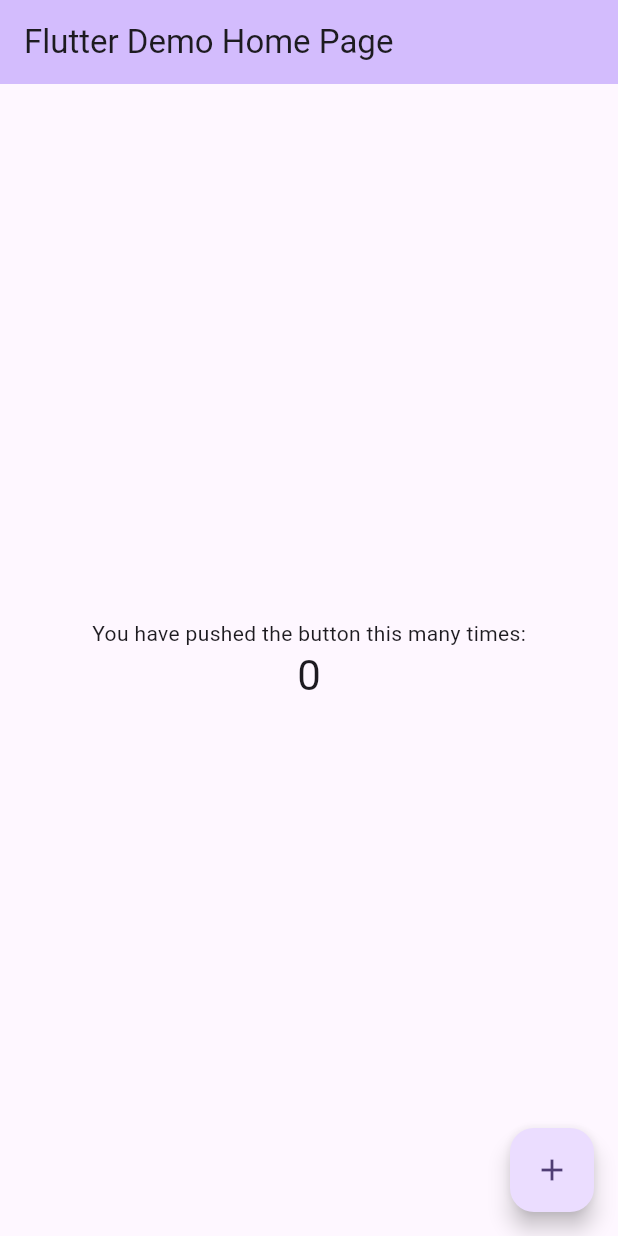
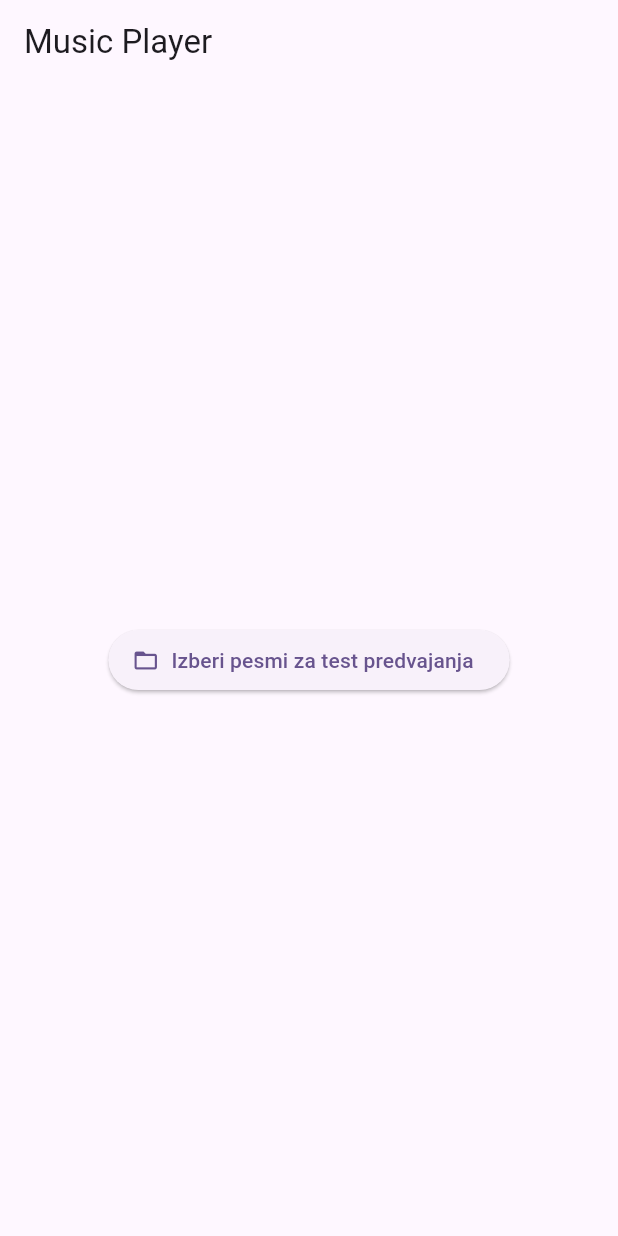
Before and after one commit to AZKpK/music-player, a Flutter app: the screen it shows after launch, on a phone screen of 412 x 824 dp. Run offline on Flutter 3.47's test engine with Material 3 defaults, Android fonts, the phone set to English and light mode, and no system bars; our stand-ins replace audio_service, file_picker, flutter_riverpod, just_audio.

Commit message:
Faza 2: core player MVP (just_audio + audio_service)
- Song model (core/models/song.dart)
- AudioPlayerHandler: ovija just_audio, izpostavljen preko audio_service
  za background playback in lock-screen/notification kontrole
  (play/pause/next/prev, queue, shuffle, repeat)
- Riverpod providers za dostop do handlerja/mediaItem/playbackState/queue
- PlayerScreen: osnovni now-playing UI z queue prikazom
- LibraryTestScreen: začasen file-picker zaslon za ročno testiranje
  predvajanja lokalnih datotek, dokler faza 3 ne doda pravega
  library scanninga
- Android setup: AudioServiceActivity, foreground service + receiver v
  manifestu, potrebna dovoljenja (WAKE_LOCK, FOREGROUND_SERVICE*,
  READ_MEDIA_AUDIO)
- on_audio_query začasno odstranjen iz pubspec - ni kompatibilen z
  novejšim AGP (manjka namespace), rešiti v fazi 3
- Popravljen pokvarjen NDK v lokalnem Android SDK, dodan android/build
  v .gitignore
- Preverjeno: flutter analyze / flutter test / flutter build apk --debug
  vsi prehajajo

Co-Authored-By: Claude Sonnet 5 <noreply@anthropic.com>

```diff
--- /dev/null
+++ b/lib/core/models/song.dart
@@ -0,0 +1,27 @@
+/// Predstavlja eno pesem v knjižnici, ne glede na to ali je vir
+/// lokalna datoteka na napravi ali kasneje prenesena preko downloads feature-ja.
+class Song {
+  const Song({
+    required this.id,
+    required this.title,
+    required this.artist,
+    required this.album,
+    required this.filePath,
+    this.duration,
+    this.artUri,
+  });
+
+  final String id;
+  final String title;
+  final String artist;
+  final String album;
+  final String filePath;
+  final Duration? duration;
+  final Uri? artUri;
+
+  @override
+  bool operator ==(Object other) => other is Song && other.id == id;
+
+  @override
+  int get hashCode => id.hashCode;
+}
--- /dev/null
+++ b/lib/features/library/library_test_screen.dart
@@ -0,0 +1,58 @@
+import 'package:file_picker/file_picker.dart';
+import 'package:flutter/material.dart';
+import 'package:flutter_riverpod/flutter_riverpod.dart';
+import 'package:path/path.dart' as p;
+
+import '../../core/models/song.dart';
+import '../../core/services/audio_player_providers.dart';
+import '../player/player_screen.dart';
+
+/// Začasen zaslon za fazo 2 (core player MVP): omogoča ročno izbiro
+/// lokalnih audio datotek za testiranje predvajalnika, dokler faza 3
+/// ne doda pravega library scanning-a preko `on_audio_query`.
+class LibraryTestScreen extends ConsumerWidget {
+  const LibraryTestScreen({super.key});
+
+  @override
+  Widget build(BuildContext context, WidgetRef ref) {
+    return Scaffold(
+      appBar: AppBar(title: const Text('Music Player')),
+      body: Center(
+        child: ElevatedButton.icon(
+          icon: const Icon(Icons.folder_open),
+          label: const Text('Izberi pesmi za test predvajanja'),
+          onPressed: () => _pickAndPlay(context, ref),
+        ),
+      ),
+    );
+  }
+
+  Future<void> _pickAndPlay(BuildContext context, WidgetRef ref) async {
+    final result = await FilePicker.platform.pickFiles(
+      type: FileType.audio,
+      allowMultiple: true,
+    );
+    if (result == null || result.files.isEmpty) return;
+
+    final songs = result.files
+        .where((f) => f.path != null)
+        .map((f) => Song(
+              id: f.path!,
+              title: p.basenameWithoutExtension(f.path!),
+              artist: 'Neznan izvajalec',
+              album: 'Neznan album',
+              filePath: f.path!,
+            ))
+        .toList();
+
+    if (songs.isEmpty || !context.mounted) return;
+
+    await ref.read(audioHandlerProvider).loadQueue(songs);
+    await ref.read(audioHandlerProvider).play();
+
+    if (!context.mounted) return;
+    Navigator.of(context).push(
+      MaterialPageRoute(builder: (_) => const PlayerScreen()),
+    );
+  }
+}
--- a/lib/main.dart
+++ b/lib/main.dart
@@ -1,122 +1,36 @@
 import 'package:flutter/material.dart';
+import 'package:flutter_riverpod/flutter_riverpod.dart';
 
-void main() {
-  runApp(const MyApp());
+import 'core/services/audio_player_providers.dart';
+import 'core/services/audio_player_service.dart';
+import 'features/library/library_test_screen.dart';
+
+void main() async {
+  WidgetsFlutterBinding.ensureInitialized();
+  final audioHandler = await initAudioService();
+
+  runApp(
+    ProviderScope(
+      overrides: [
+        audioHandlerProvider.overrideWithValue(audioHandler),
+      ],
+      child: const MusicPlayerApp(),
+    ),
+  );
 }
 
-class MyApp extends StatelessWidget {
-  const MyApp({super.key});
+class MusicPlayerApp extends StatelessWidget {
+  const MusicPlayerApp({super.key});
 
-  // This widget is the root of your application.
   @override
   Widget build(BuildContext context) {
     return MaterialApp(
-      title: 'Flutter Demo',
+      title: 'Music Player',
       theme: ThemeData(
-        // This is the theme of your application.
-        //
-        // TRY THIS: Try running your application with "flutter run". You'll see
-        // the application has a purple toolbar. Then, without quitting the app,
-        // try changing the seedColor in the colorScheme below to Colors.green
-        // and then invoke "hot reload" (save your changes or press the "hot
-        // reload" button in a Flutter-supported IDE, or press "r" if you used
-        // the command line to start the app).
-        //
-        // Notice that the counter didn't reset back to zero; the application
-        // state is not lost during the reload. To reset the state, use hot
-        // restart instead.
-        //
-        // This works for code too, not just values: Most code changes can be
-        // tested with just a hot reload.
         colorScheme: ColorScheme.fromSeed(seedColor: Colors.deepPurple),
+        useMaterial3: true,
       ),
-      home: const MyHomePage(title: 'Flutter Demo Home Page'),
+      home: const LibraryTestScreen(),
     );
   }
 }
-
-class MyHomePage extends StatefulWidget {
-  const MyHomePage({super.key, required this.title});
-
-  // This widget is the home page of your application. It is stateful, meaning
-  // that it has a State object (defined below) that contains fields that affect
-  // how it looks.
-
-  // This class is the configuration for the state. It holds the values (in this
-  // case the title) provided by the parent (in this case the App widget) and
-  // used by the build method of the State. Fields in a Widget subclass are
-  // always marked "final".
-
-  final String title;
-
-  @override
-  State<MyHomePage> createState() => _MyHomePageState();
-}
-
-class _MyHomePageState extends State<MyHomePage> {
-  int _counter = 0;
-
-  void _incrementCounter() {
-    setState(() {
-      // This call to setState tells the Flutter framework that something has
-      // changed in this State, which causes it to rerun the build method below
-      // so that the display can reflect the updated values. If we changed
-      // _counter without calling setState(), then the build method would not be
-      // called again, and so nothing would appear to happen.
-      _counter++;
-    });
-  }
-
-  @override
-  Widget build(BuildContext context) {
-    // This method is rerun every time setState is called, for instance as done
-    // by the _incrementCounter method above.
-    //
-    // The Flutter framework has been optimized to make rerunning build methods
-    // fast, so that you can just rebuild anything that needs updating rather
-    // than having to individually change instances of widgets.
-    return Scaffold(
-      appBar: AppBar(
-        // TRY THIS: Try changing the color here to a specific color (to
-        // Colors.amber, perhaps?) and trigger a hot reload to see the AppBar
-        // change color while the other colors stay the same.
-        backgroundColor: Theme.of(context).colorScheme.inversePrimary,
-        // Here we take the value from the MyHomePage object that was created by
-        // the App.build method, and use it to set our appbar title.
-        title: Text(widget.title),
-      ),
-      body: Center(
-        // Center is a layout widget. It takes a single child and positions it
-        // in the middle of the parent.
-        child: Column(
-          // Column is also a layout widget. It takes a list of children and
-          // arranges them vertically. By default, it sizes itself to fit its
-          // children horizontally, and tries to be as tall as its parent.
-          //
-          // Column has various properties to control how it sizes itself and
-          // how it positions its children. Here we use mainAxisAlignment to
-          // center the children vertically; the main axis here is the vertical
-          // axis because Columns are vertical (the cross axis would be
-          // horizontal).
-          //
-          // TRY THIS: Invoke "debug painting" (choose the "Toggle Debug Paint"
-          // action in the IDE, or press "p" in the console), to see the
-          // wireframe for each widget.
-          mainAxisAlignment: MainAxisAlignment.center,
-          children: <Widget>[
-            const Text('You have pushed the button this many times:'),
-            Text(
-              '$_counter',
-              style: Theme.of(context).textTheme.headlineMedium,
-            ),
-          ],
-        ),
-      ),
-      floatingActionButton: FloatingActionButton(
-        onPressed: _incrementCounter,
-        tooltip: 'Increment',
-        child: const Icon(Icons.add),
-      ), // This trailing comma makes auto-formatting nicer for build methods.
-    );
-  }
-}
```
Also changed, not shown: lib/core/services/audio_player_providers.dart (added, +24 -0 lines), lib/core/services/audio_player_service.dart (added, +153 -0 lines), lib/features/player/player_screen.dart (added, +109 -0 lines), pubspec.yaml (+6 -1 lines), pubspec.lock, 10 other files.
